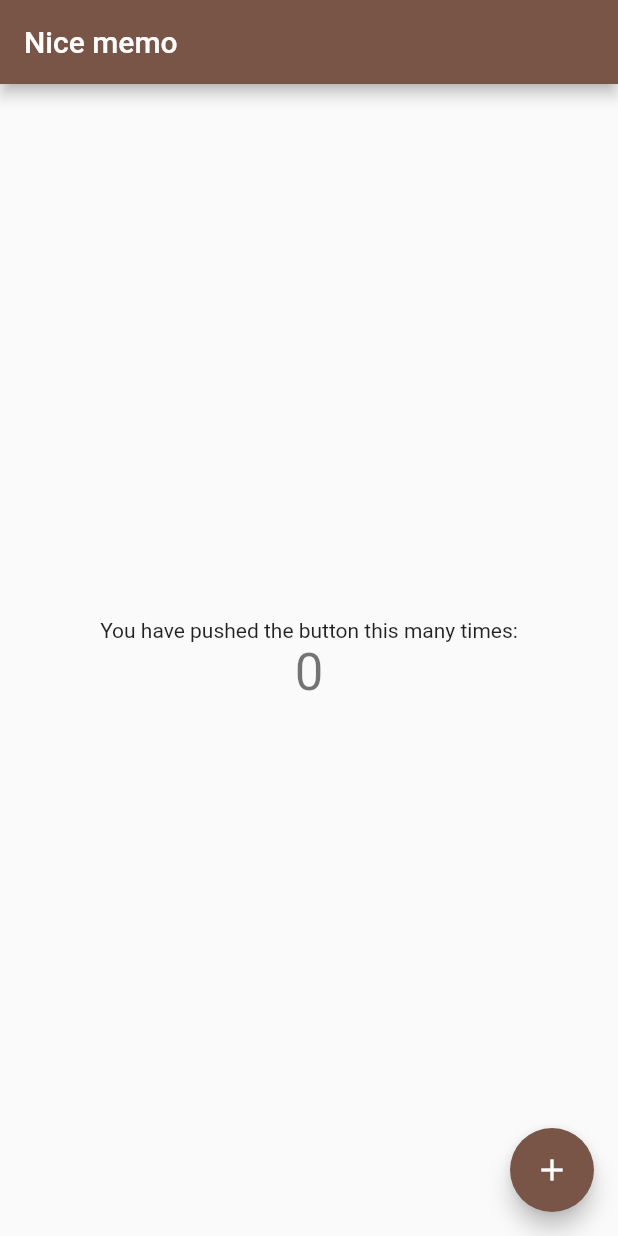
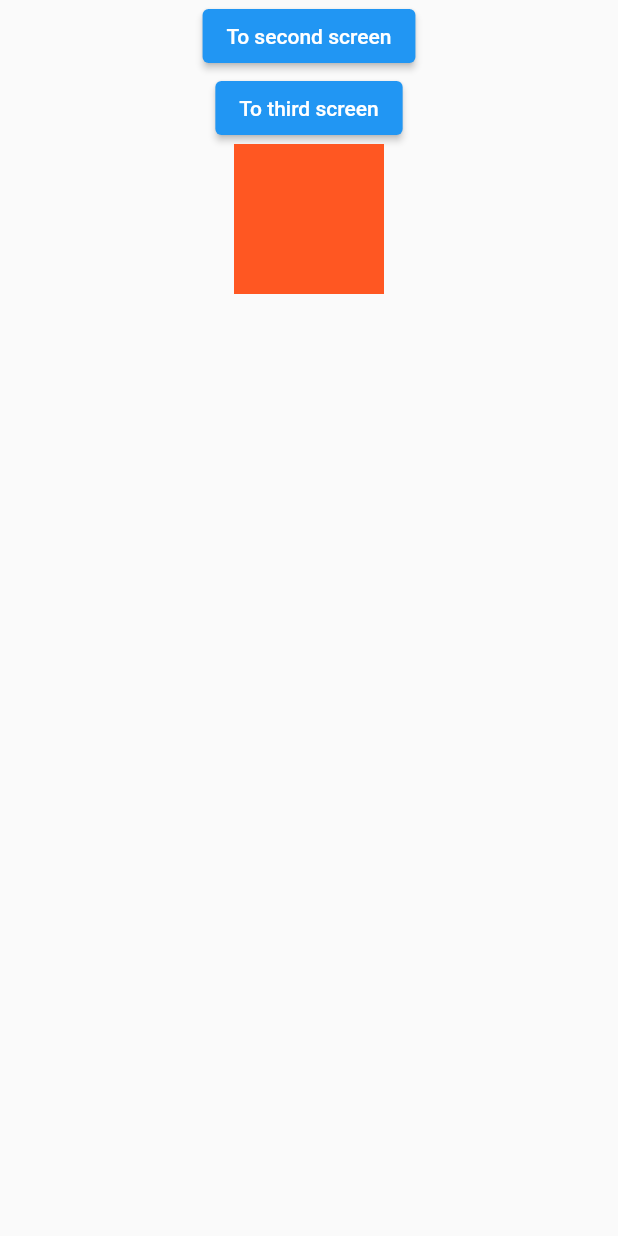
Before and after one commit to kioshiokamoto/flutter-nice-memo, a Flutter app: the screen it shows after launch, on a phone screen of 412 x 824 dp. Run offline on Flutter 3.47's test engine with Material 2 defaults, Android fonts, the phone set to English and light mode, and no system bars.

Commit message:
feat: add navigation and examples

```diff
--- a/lib/main.dart
+++ b/lib/main.dart
@@ -1,115 +1,21 @@
 import 'package:flutter/material.dart';
 
+import 'package:nice_memo/src/widgets/SecondScreen.dart';
+import 'package:nice_memo/src/widgets/FirstScreen.dart';
+
 void main() {
-  runApp(const MyApp());
+  runApp(
+    MaterialApp(
+      title: 'Named Routes Demo',
+      // Start the app with the "/" named route. In this case, the app starts
+      // on the FirstScreen widget.
+      initialRoute: '/',
+      routes: {
+        // When navigating to the "/" route, build the FirstScreen widget.
+        '/': (context) => const FirstScreen(),
+        // When navigating to the "/second" route, build the SecondScreen widget.
+        '/second': (context) => const SecondScreen(),
+      },
+    ),
+  );
 }
-
-class MyApp extends StatelessWidget {
-  const MyApp({Key? key}) : super(key: key);
-
-  // This widget is the root of your application.
-  @override
-  Widget build(BuildContext context) {
-    return MaterialApp(
-      title: 'Flutter Demo',
-      theme: ThemeData(
-        // This is the theme of your application.
-        //
-        // Try running your application with "flutter run". You'll see the
-        // application has a blue toolbar. Then, without quitting the app, try
-        // changing the primarySwatch below to Colors.green and then invoke
-        // "hot reload" (press "r" in the console where you ran "flutter run",
-        // or simply save your changes to "hot reload" in a Flutter IDE).
-        // Notice that the counter didn't reset back to zero; the application
-        // is not restarted.
-        primarySwatch: Colors.brown,
-      ),
-      home: const MyHomePage(title: 'Nice memo'),
-    );
-  }
-}
-
-class MyHomePage extends StatefulWidget {
-  const MyHomePage({Key? key, required this.title}) : super(key: key);
-
-  // This widget is the home page of your application. It is stateful, meaning
-  // that it has a State object (defined below) that contains fields that affect
-  // how it looks.
-
-  // This class is the configuration for the state. It holds the values (in this
-  // case the title) provided by the parent (in this case the App widget) and
-  // used by the build method of the State. Fields in a Widget subclass are
-  // always marked "final".
-
-  final String title;
-
-  @override
-  State<MyHomePage> createState() => _MyHomePageState();
-}
-
-class _MyHomePageState extends State<MyHomePage> {
-  int _counter = 0;
-
-  void _incrementCounter() {
-    setState(() {
-      // This call to setState tells the Flutter framework that something has
-      // changed in this State, which causes it to rerun the build method below
-      // so that the display can reflect the updated values. If we changed
-      // _counter without calling setState(), then the build method would not be
-      // called again, and so nothing would appear to happen.
-      _counter++;
-    });
-  }
-
-  @override
-  Widget build(BuildContext context) {
-    // This method is rerun every time setState is called, for instance as done
-    // by the _incrementCounter method above.
-    //
-    // The Flutter framework has been optimized to make rerunning build methods
-    // fast, so that you can just rebuild anything that needs updating rather
-    // than having to individually change instances of widgets.
-    return Scaffold(
-      appBar: AppBar(
-        // Here we take the value from the MyHomePage object that was created by
-        // the App.build method, and use it to set our appbar title.
-        title: Text(widget.title),
-      ),
-      body: Center(
-        // Center is a layout widget. It takes a single child and positions it
-        // in the middle of the parent.
-        child: Column(
-          // Column is also a layout widget. It takes a list of children and
-          // arranges them vertically. By default, it sizes itself to fit its
-          // children horizontally, and tries to be as tall as its parent.
-          //
-          // Invoke "debug painting" (press "p" in the console, choose the
-          // "Toggle Debug Paint" action from the Flutter Inspector in Android
-          // Studio, or the "Toggle Debug Paint" command in Visual Studio Code)
-          // to see the wireframe for each widget.
-          //
-          // Column has various properties to control how it sizes itself and
-          // how it positions its children. Here we use mainAxisAlignment to
-          // center the children vertically; the main axis here is the vertical
-          // axis because Columns are vertical (the cross axis would be
-          // horizontal).
-          mainAxisAlignment: MainAxisAlignment.center,
-          children: <Widget>[
-            const Text(
-              'You have pushed the button this many times:',
-            ),
-            Text(
-              '$_counter',
-              style: Theme.of(context).textTheme.headline4,
-            ),
-          ],
-        ),
-      ),
-      floatingActionButton: FloatingActionButton(
-        onPressed: _incrementCounter,
-        tooltip: 'Increment',
-        child: const Icon(Icons.add),
-      ), // This trailing comma makes auto-formatting nicer for build methods.
-    );
-  }
-}
--- /dev/null
+++ b/lib/src/widgets/FirstScreen.dart
@@ -0,0 +1,39 @@
+import 'package:flutter/material.dart';
+
+class FirstScreen extends StatelessWidget {
+  const FirstScreen({super.key});
+
+  @override
+  Widget build(BuildContext context) {
+    return Scaffold(
+      body: SafeArea(
+          child: Center(
+        child: Column(
+          children: [
+            ElevatedButton(
+              // Within the `FirstScreen` widget
+              onPressed: () {
+                // Navigate to the second screen using a named route.
+                Navigator.pushNamed(context, '/second');
+              },
+              child: const Text('To second screen'),
+            ),
+            ElevatedButton(
+              // Within the `FirstScreen` widget
+              onPressed: () {
+                // Navigate to the second screen using a named route.
+                Navigator.pushNamed(context, '/second');
+              },
+              child: const Text('To third screen'),
+            ),
+            Container(
+              color: Colors.deepOrange,
+              width: 100.0,
+              height: 100.0,
+            )
+          ],
+        ),
+      )),
+    );
+  }
+}
```
Also changed, not shown: lib/src/widgets/SecondScreen.dart (added, +25 -0 lines).
